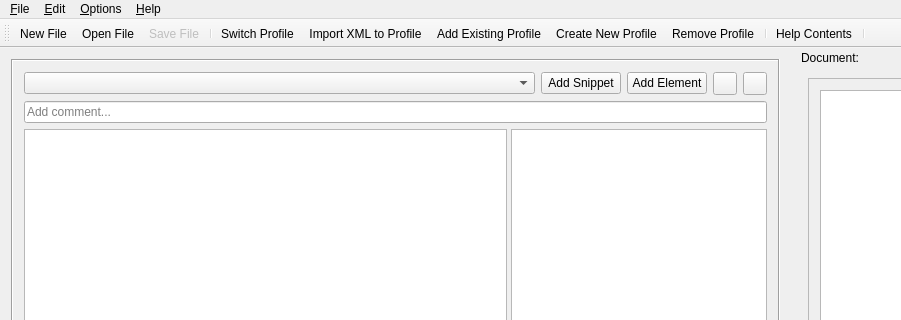
Old version of the form xmlmill/gcmainwindow.ui in the repository goblincoding/xmlmill; both pictures show x 0 to 901 and y 0 to 320 of the 1099 by 659 pixel window.
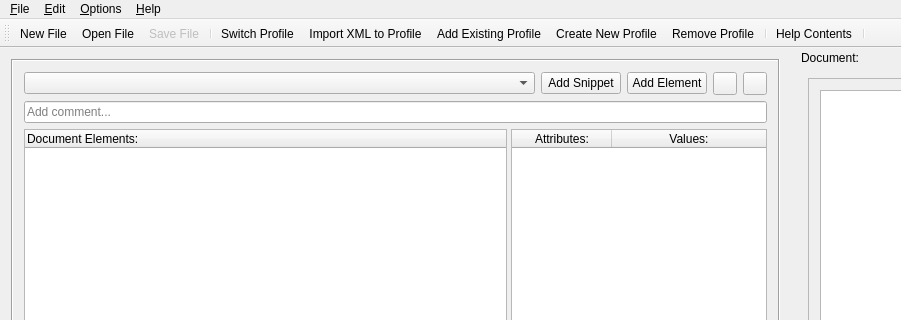
New version of the form. Icons and pictures are not drawn. Custom widgets are drawn as their Qt base class.

Commit message: Don't understand how the tree and table header visibility flag gets turned off all the time.

```diff
--- a/xmlmill/gcmainwindow.ui
+++ b/xmlmill/gcmainwindow.ui
@@ -144,7 +144,7 @@
            <bool>true</bool>
           </property>
           <attribute name="headerVisible">
-           <bool>false</bool>
+           <bool>true</bool>
           </attribute>
           <column>
            <property name="text">
@@ -163,7 +163,7 @@
            <number>2</number>
           </property>
           <attribute name="horizontalHeaderVisible">
-           <bool>false</bool>
+           <bool>true</bool>
           </attribute>
           <attribute name="horizontalHeaderCascadingSectionResizes">
            <bool>true</bool>
```
Left out of the diff: 2 changed lines with no effect on the pictures.
